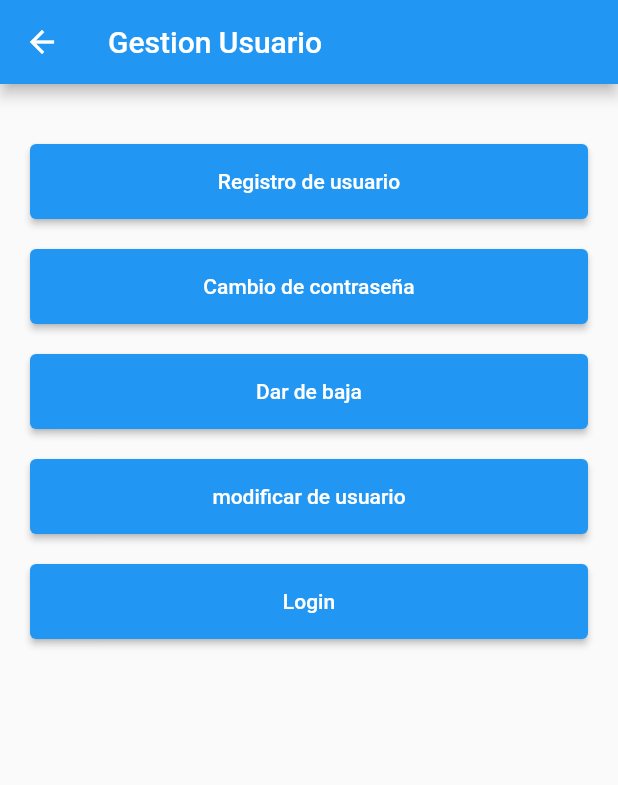
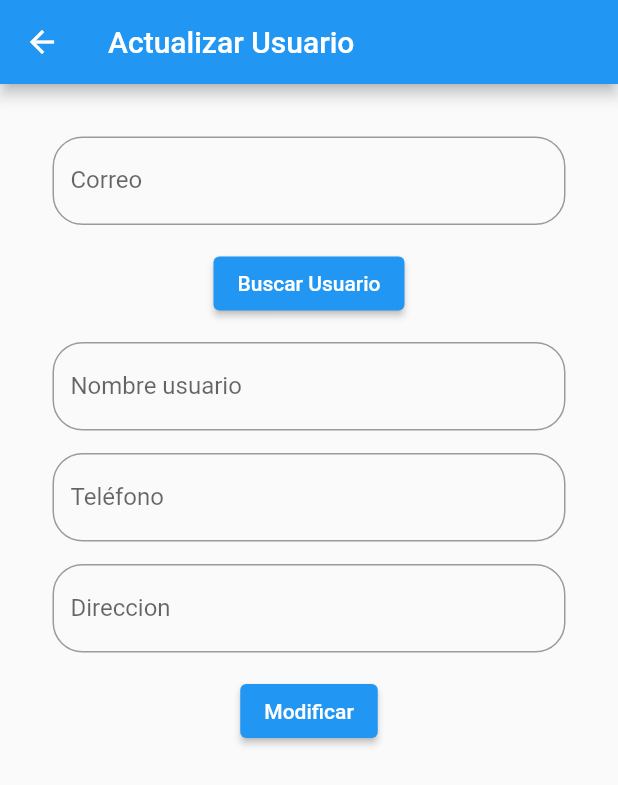
Before and after one commit to Leonardov7/AppFlutter_06, a Flutter app: the GestionUsuario screen opened directly, after a tap on "modificar de usuario", on a phone screen of 412 x 824 dp. Shown: the top 785 px of the screen. Run offline on Flutter 3.47's test engine with Material 2 defaults, Android fonts, the phone set to English and light mode, and no system bars; our stand-ins replace cloud_firestore, firebase_core; accounts and stored records are empty.

Commit message:
Gestión de usuario, modificar usuario

```diff
--- a/lib/Usuarios/GestionUsuario.dart
+++ b/lib/Usuarios/GestionUsuario.dart
@@ -2,7 +2,9 @@ import 'package:flutter/material.dart';
 import 'RegistroUser.dart';
 import 'Login.dart';
 import 'CambioPass.dart';
-import 'BajaUsuario.dart';
+import 'ModificarUsuario.dart';
+
+
 class GestionUsuario extends StatefulWidget {
   @override
   GestionUsuarioApp createState() => GestionUsuarioApp();
@@ -64,9 +66,10 @@ class GestionUsuarioApp extends State<GestionUsuario> {
             EdgeInsets.only(top:20),
             child: ElevatedButton(
               style: ElevatedButton.styleFrom(minimumSize: Size(500, 50)),
-              onPressed: (){}
-              ,
-              child:Text("modificar de usuario"),
+              onPressed: (){
+                Navigator.push(context, MaterialPageRoute(builder: (_) => ModificarUsuario()));
+              }
+              ,child:Text("modificar de usuario"),
             ),
           ),
           Padding(
--- a/lib/Usuarios/ModificarUsuario.dart
+++ b/lib/Usuarios/ModificarUsuario.dart
@@ -0,0 +1,157 @@
+import 'package:cloud_firestore/cloud_firestore.dart';
+import 'package:flutter/material.dart';
+
+class ModificarUsuario extends StatefulWidget {
+  @override
+  ModificarUsuarioApp createState() => ModificarUsuarioApp();
+}
+
+//
+class ModificarUsuarioApp extends State<ModificarUsuario> {
+  TextEditingController correo=TextEditingController();
+  TextEditingController nombre=TextEditingController();
+  TextEditingController telefono=TextEditingController();
+  TextEditingController direccion=TextEditingController();
+  final firebase=FirebaseFirestore.instance;
+  String correo1 ="";
+  String idDoc="";
+  String pass="";
+  bool estado=true;
+
+  validarDatos() async {
+    try {
+      CollectionReference ref =
+      FirebaseFirestore.instance.collection("Usuarios");
+      QuerySnapshot usuario = await ref.get();
+
+      if (usuario.docs.length != 0) {
+        for (var cursor in usuario.docs) {
+           if (cursor.get("Correo") == correo.text) {
+              nombre.text=cursor.get("nombreUsuario");
+              telefono.text=cursor.get("Telefono");
+              direccion.text=cursor.get("Direccion");
+              this.idDoc=cursor.id;
+              this.correo1=cursor.get("Correo");
+              this.pass=cursor.get("Password");
+
+          }
+        }
+      } else {
+        print("No hay elementos en la colección ");
+      }
+    } catch (e) {
+      print(e);
+    }
+  }
+
+  modificarDatos() async{
+      try{
+        await firebase
+            .collection("Usuarios")
+            .doc(idDoc)
+            .set({
+          "nombreUsuario":nombre.text,
+          "Correo":this.correo1,
+          "Telefono":telefono.text,
+          "Password":pass,
+          "Direccion":direccion.text,
+          "Estado":estado
+        });
+      }
+      catch (e){
+        print(e);
+      }
+    }
+
+
+  @override
+  Widget build(BuildContext context) {
+    ///++++++++++++++++++++++++++++
+    return Scaffold(
+      appBar: AppBar(
+        title: Text("Actualizar Usuario"),
+      ),
+      body: SingleChildScrollView(
+        padding: const EdgeInsets.all(20),
+        child: Column(
+          children: [
+            Padding(
+              padding: EdgeInsets.only(left: 15, top: 15, right: 15, bottom: 0),
+              // NOMBRE USUARIO
+              child: TextField(
+                controller: correo,
+                decoration: InputDecoration(
+                  labelText: "Correo",
+                  hintText: "Digite correo",
+
+                  border: OutlineInputBorder(
+                      borderRadius: BorderRadius.circular(20)),
+                ),
+              ),
+            ),
+            Padding(
+                padding:
+                EdgeInsets.only(left: 15, top: 15, right: 15, bottom: 0),
+                child: ElevatedButton(
+                  onPressed: () {
+                   validarDatos();
+
+                  },
+                  child: Text("Buscar Usuario"),
+                )),
+            Padding(
+              padding: EdgeInsets.only(left: 15, top: 15, right: 15, bottom: 0),
+              // RUTA IMÁMGEN
+              child: TextField(
+                controller: nombre,
+                decoration: InputDecoration(
+                    labelText: "Nombre usuario",
+                    hintText: "Digite nombre del usuario",
+                    border: OutlineInputBorder(
+                        borderRadius: BorderRadius.circular(20))),
+              ),
+            ),
+            Padding(
+              padding: EdgeInsets.only(left: 15, top: 15, right: 15, bottom: 0),
+              // DESCRIPCIÓN TIENDA
+              child: TextField(
+                controller: telefono,
+                decoration: InputDecoration(
+                    labelText: "Teléfono",
+                    hintText: "Digite teléfono",
+                    border: OutlineInputBorder(
+                        borderRadius: BorderRadius.circular(20))),
+              ),
+            ),
+            Padding(
+              padding: EdgeInsets.only(left: 15, top: 15, right: 15, bottom: 0),
+              // PÁGINA WEB
+              child: TextField(
+
+                controller: direccion,
+                decoration: InputDecoration(
+                    labelText: "Direccion",
+                    hintText: "Digite Dirección",
+                    border: OutlineInputBorder(
+                        borderRadius: BorderRadius.circular(20))),
+              ),
+            ),
+            Padding(
+              padding: EdgeInsets.only(left: 15, top: 15, right: 15, bottom: 0),
+              child: ElevatedButton(
+                onPressed: () {
+                  modificarDatos();
+   /* nombreUser.clear();
+    Correo.clear();
+    tele.clear();
+    pass.clear();*/
+                },
+                child: Text("Modificar"),
+              ),
+            ),
+          ],
+        ),
+      ),
+    );
+  }
+}
--- a/lib/Usuarios/RegistroUser.dart
+++ b/lib/Usuarios/RegistroUser.dart
@@ -12,6 +12,7 @@ class RegistroUserApp extends State<RegistroUser> {
   TextEditingController Correo=TextEditingController();
   TextEditingController tele=TextEditingController();
   TextEditingController pass =TextEditingController();
+  TextEditingController direccion=TextEditingController();
   final firebase=FirebaseFirestore.instance;
 
   registrarUsuario() async{
@@ -24,6 +25,7 @@ class RegistroUserApp extends State<RegistroUser> {
         "Correo":Correo.text,
         "Telefono":tele.text,
         "Password":pass.text,
+        "Direccion":direccion.text,
         "Estado":true
       });
     }
@@ -86,6 +88,19 @@ class RegistroUserApp extends State<RegistroUser> {
                 ),
               ),
               Padding(
+                padding: EdgeInsets.only(left: 15, top: 15, right: 15, bottom: 0),
+                // PÁGINA WEB
+                child: TextField(
+                  obscureText: true,
+                  controller: direccion,
+                  decoration: InputDecoration(
+                      labelText: "Direccion",
+                      hintText: "Digite Dirección",
+                      border: OutlineInputBorder(
+                          borderRadius: BorderRadius.circular(20))),
+                ),
+              ),
+              Padding(
                 padding: EdgeInsets.only(left:15,top: 15,right: 15,bottom: 0),
                 // PÁGINA WEB
                 child: TextField(
@@ -101,6 +116,7 @@ class RegistroUserApp extends State<RegistroUser> {
                   ),
                 ),
               ),
+
               Padding(
                   padding: EdgeInsets.only(left:15,top: 15,right: 15,bottom: 0),
                   child: ElevatedButton(
@@ -110,6 +126,7 @@ class RegistroUserApp extends State<RegistroUser> {
                       Correo.clear();
                       tele.clear();
                       pass.clear();
+                      direccion.clear();
 
                     },
                     child: Text("Registrar"),
```
